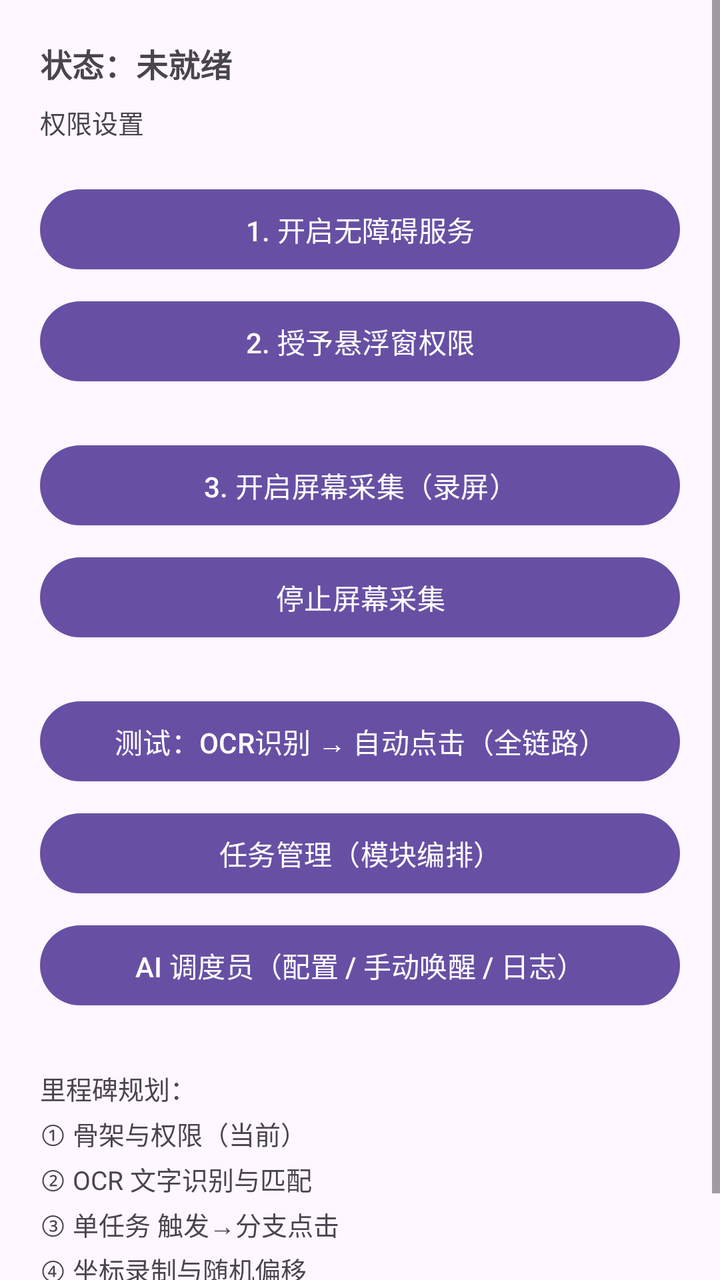
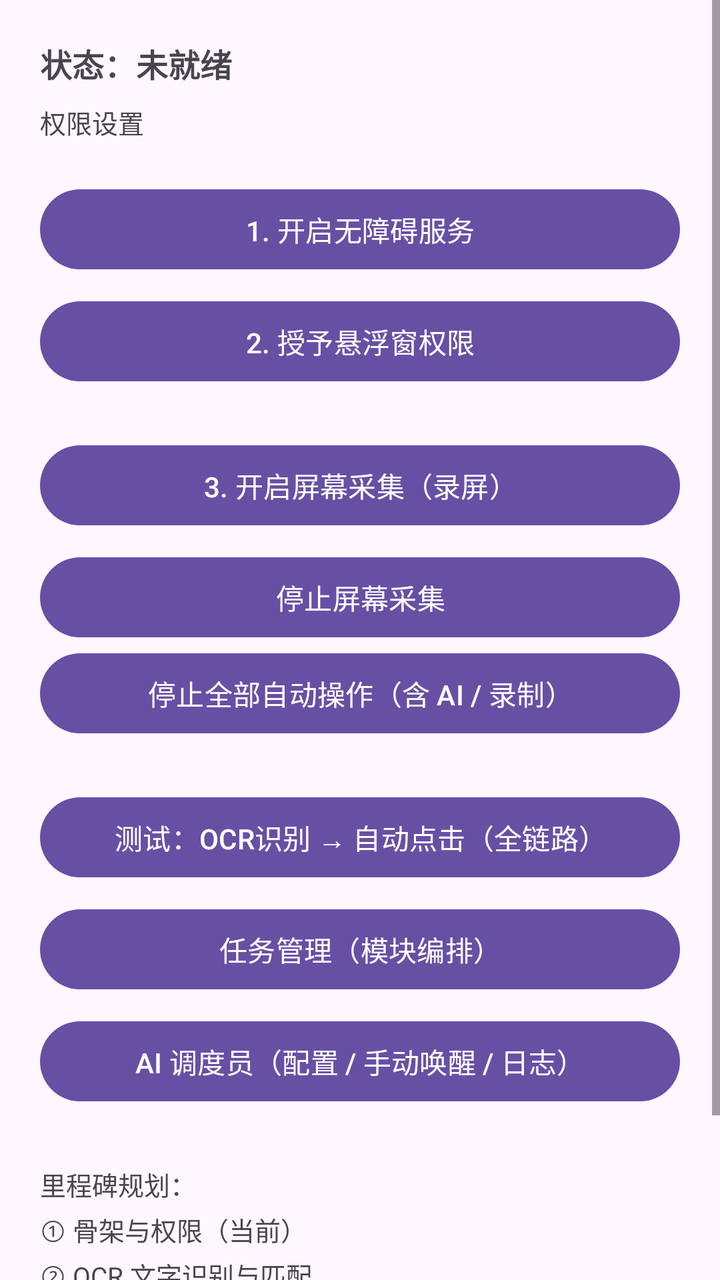

Screens rendered from an Android XML layout before and after an edit, with the pre-edit source and the edit as a unified diff.
<!-- AndroidManifest.xml: application theme Theme.FlowClicker -->
<!-- res/layout/activity_main.xml -->
<?xml version="1.0" encoding="utf-8"?>
<ScrollView xmlns:android="http://schemas.android.com/apk/res/android"
    android:layout_width="match_parent"
    android:layout_height="match_parent">

    <LinearLayout
        android:layout_width="match_parent"
        android:layout_height="wrap_content"
        android:orientation="vertical"
        android:padding="20dp">

        <TextView
            android:id="@+id/tvStatus"
            android:layout_width="match_parent"
            android:layout_height="wrap_content"
            android:text="@string/status_ready"
            android:textSize="16sp"
            android:textStyle="bold" />

        <TextView
            android:layout_width="match_parent"
            android:layout_height="wrap_content"
            android:layout_marginTop="8dp"
            android:layout_marginBottom="20dp"
            android:text="@string/title_permission"
            android:textSize="13sp"
            android:textColor="?android:attr/textColorSecondary" />

        <Button
            android:id="@+id/btnAccessibility"
            android:layout_width="match_parent"
            android:layout_height="wrap_content"
            android:text="@string/btn_accessibility" />

        <Button
            android:id="@+id/btnOverlay"
            android:layout_width="match_parent"
            android:layout_height="wrap_content"
            android:layout_marginTop="8dp"
            android:text="@string/btn_overlay" />

        <Button
            android:id="@+id/btnCaptureStart"
            android:layout_width="match_parent"
            android:layout_height="wrap_content"
            android:layout_marginTop="24dp"
            android:text="@string/btn_capture_start" />

        <Button
            android:id="@+id/btnCaptureStop"
            android:layout_width="match_parent"
            android:layout_height="wrap_content"
            android:layout_marginTop="8dp"
            android:text="@string/btn_capture_stop" />

        <Button
            android:id="@+id/btnTest"
            android:layout_width="match_parent"
            android:layout_height="wrap_content"
            android:layout_marginTop="24dp"
            android:text="@string/btn_test" />

        <Button
            android:id="@+id/btnTasks"
            android:layout_width="match_parent"
            android:layout_height="wrap_content"
            android:layout_marginTop="8dp"
            android:text="@string/btn_tasks" />

        <Button
            android:id="@+id/btnAi"
            android:layout_width="match_parent"
            android:layout_height="wrap_content"
            android:layout_marginTop="8dp"
            android:text="@string/btn_ai" />

        <TextView
            android:layout_width="match_parent"
            android:layout_height="wrap_content"
            android:layout_marginTop="28dp"
            android:text="@string/hint_roadmap"
            android:textSize="13sp"
            android:lineSpacingExtra="4dp"
            android:textColor="?android:attr/textColorSecondary" />
    </LinearLayout>
</ScrollView>
<!-- resources referenced by this layout -->
<resources>
  <string name="btn_accessibility">1. 开启无障碍服务</string>
  <string name="btn_ai">AI 调度员（配置 / 手动唤醒 / 日志）</string>
  <string name="btn_capture_start">3. 开启屏幕采集（录屏）</string>
  <string name="btn_capture_stop">停止屏幕采集</string>
  <string name="btn_overlay">2. 授予悬浮窗权限</string>
  <string name="btn_tasks">任务管理（模块编排）</string>
  <string name="btn_test">测试：OCR识别 → 自动点击（全链路）</string>
  <string name="hint_roadmap">里程碑规划：\n① 骨架与权限（当前）\n② OCR 文字识别与匹配\n③ 单任务 触发→分支点击\n④ 坐标录制与随机偏移\n⑤ 多任务并行监测、互斥执行</string>
  <string name="status_ready">状态：未就绪</string>
  <string name="title_permission">权限设置</string>
  <style name="Theme.FlowClicker" parent="Theme.Material3.DayNight.NoActionBar" />
</resources>

<!-- the commit's change to res/layout/activity_main.xml (unified diff, before → after) -->
@@ -54,6 +54,12 @@
             android:text="@string/btn_capture_stop" />
 
         <Button
+            android:id="@+id/btnEmergencyStop"
+            android:layout_width="match_parent"
+            android:layout_height="wrap_content"
+            android:text="停止全部自动操作（含 AI / 录制）" />
+
+        <Button
             android:id="@+id/btnTest"
             android:layout_width="match_parent"
             android:layout_height="wrap_content"
